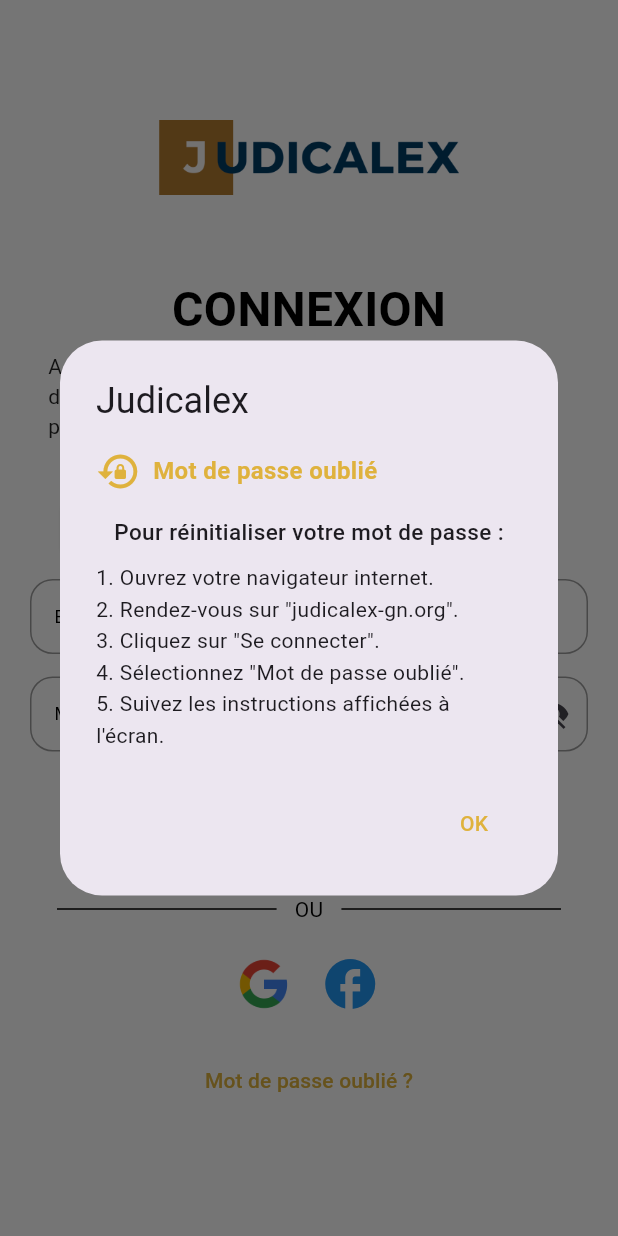
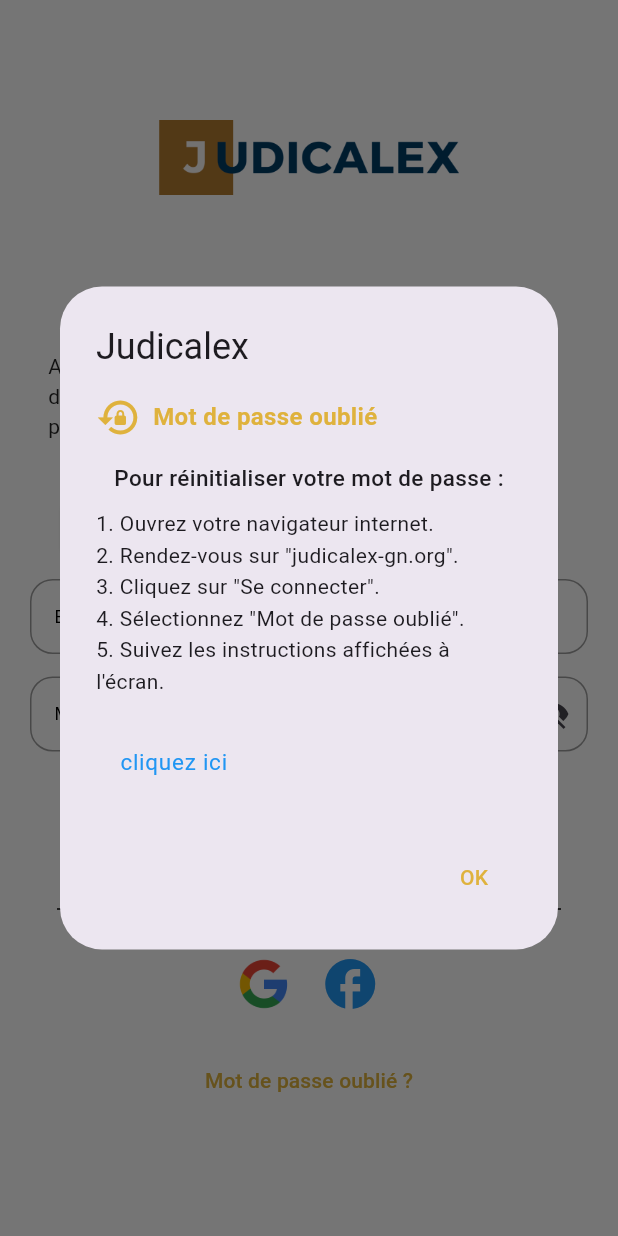
Before and after one commit to famoussa75/JUDICALEX_MOBILE, a Flutter app: the Login screen opened by its route, after a tap on "Mot de passe oublié ?", on a phone screen of 412 x 824 dp. Run offline on Flutter 3.47's test engine with Material 3 defaults, Android fonts, the phone set to English and light mode, and no system bars; our stand-ins replace connectivity_plus, flutter_local_notifications, image_picker, logger, permission_handler, share_plus and 3 more; missing offline and left inert: flutter_app_badge_control, flutter_background_service, flutter_web_browser, mailer; accounts and stored records are empty; Roboto replaces fonts that are missing (Jost).

Commit message:
mots de passe oublie

```diff
--- a/lib/screems/authentification/login.dart
+++ b/lib/screems/authentification/login.dart
@@ -1,6 +1,7 @@
 
 import 'package:flutter/material.dart';
 import 'package:flutter/services.dart';
+import 'package:flutter_web_browser/flutter_web_browser.dart';
 import 'package:judicalex/screems/authentification/signup.dart';
 import 'package:judicalex/screems/news/news.dart';
 import 'package:provider/provider.dart';
@@ -34,6 +35,22 @@
     SystemChrome.setPreferredOrientations([
       DeviceOrientation.portraitUp,
     ]);
+  }
+
+  Future<void> _launchURL(String url) async {
+    try {
+      await FlutterWebBrowser.openWebPage(
+        url: url,
+        customTabsOptions: const  CustomTabsOptions(
+          colorScheme: CustomTabsColorScheme.dark,
+          toolbarColor: Colors.blue,
+        ),
+      );
+    } catch (e) {
+      ScaffoldMessenger.of(context).showSnackBar(
+        SnackBar(content: Text('Erreur : Impossible d\'ouvrir $url')),
+      );
+    }
   }
 
   @override
@@ -91,10 +108,10 @@
       builder: (BuildContext context) {
         return AlertDialog(
           title: const Text('Judicalex'),
-          content: const Column(
+          content:  Column(
             mainAxisSize: MainAxisSize.min,
             children: [
-              Row(
+            const Row(
                 children: [
                   Icon(
                     Icons.lock_reset,
@@ -116,19 +133,26 @@
                   ),
                 ],
               ),
-              SizedBox(height: 15),
-              Text(
+             const SizedBox(height: 15),
+             const Text(
                 'Pour réinitialiser votre mot de passe :',
                 style: TextStyle(fontSize: 15, fontWeight: FontWeight.w500),
               ),
-              SizedBox(height: 10),
-              Text(
+             const SizedBox(height: 10),
+             const  Text(
                 '1. Ouvrez votre navigateur internet.\n'
                     '2. Rendez-vous sur "judicalex-gn.org".\n'
                     '3. Cliquez sur "Se connecter".\n'
                     '4. Sélectionnez "Mot de passe oublié".\n'
                     '5. Suivez les instructions affichées à l\'écran.',
                 style: TextStyle(fontSize: 14, height: 1.5),
+              ),
+              const SizedBox(height: 16),
+              ListTile(
+                title: const Text("cliquez ici", style: TextStyle(color: Colors.blue,fontSize:15)),
+                onTap: () async {
+                  await _launchURL('https://judicalex-gn.org/users/forgot_password/');
+                },
               ),
             ],
           ),
```
Lines whose indentation alone changed are shown as unchanged.
